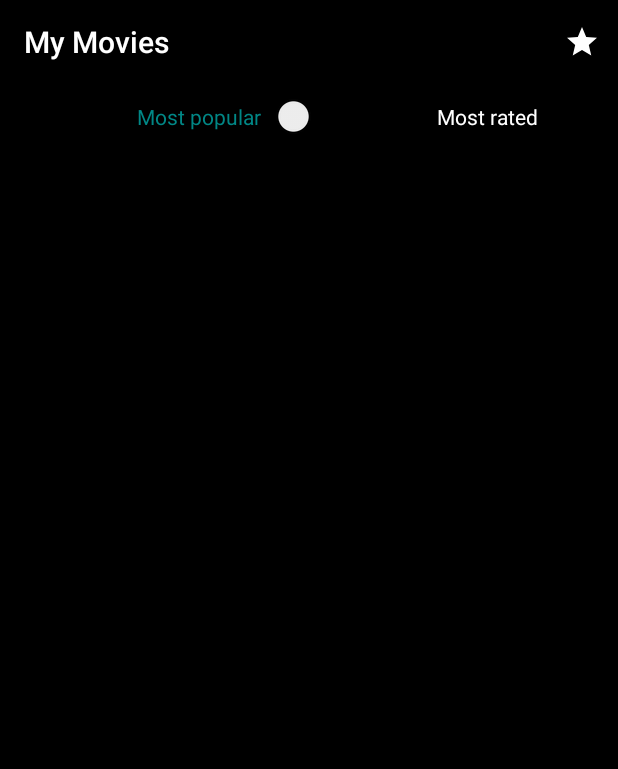
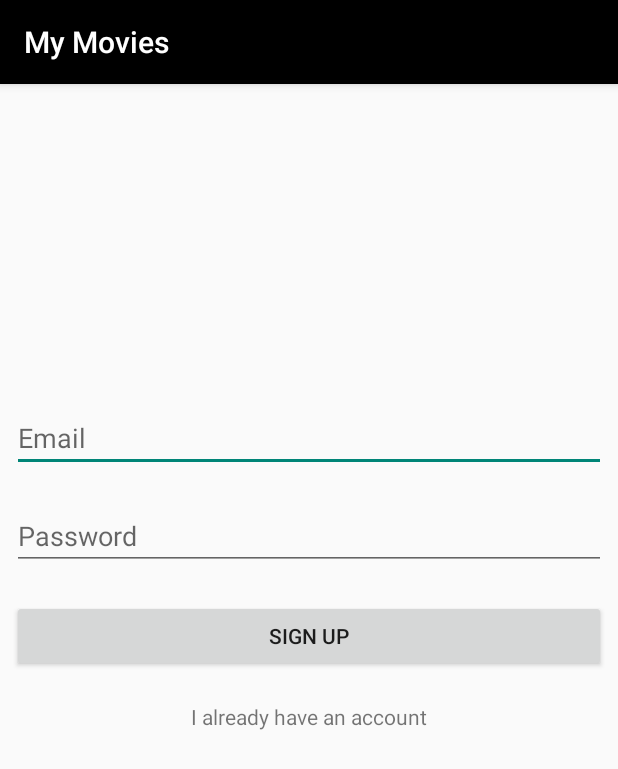
Before and after one commit to LHLHLHE/MyMovies, an Android app: the screen it shows after launch (MainActivity before the commit, SignUpActivity after it), on a phone screen of 412 x 824 dp. Shown: the top 769 px of the screen. Run offline under Robolectric (Android 15) with nearby library versions, the phone set to English and light mode, and no system bars; our stand-ins replace Firebase (no records; nobody signed in at launch, a user with empty details on screens opened directly), Picasso, Room's generated code; pictures from the network do not load.

Commit message:
Добавлена авторизация

```diff
--- a/app/src/main/java/com/me/mymovies/MainActivity.java
+++ b/app/src/main/java/com/me/mymovies/MainActivity.java
@@ -28,6 +28,7 @@ import android.widget.TextView;
 import com.google.android.material.bottomappbar.BottomAppBar;
 import com.google.android.material.bottomnavigation.BottomNavigationView;
 import com.google.android.material.navigation.NavigationBarView;
+import com.google.firebase.auth.FirebaseAuth;
 import com.me.mymovies.adapters.MovieAdapter;
 import com.me.mymovies.data.MainViewModel;
 import com.me.mymovies.data.Movie;
@@ -42,6 +43,8 @@ import java.util.List;
 import java.util.Locale;
 
 public class MainActivity extends AppCompatActivity implements LoaderManager.LoaderCallbacks<JSONObject> {
+
+    private FirebaseAuth mAuth;
 
     private RecyclerView recyclerViewPosters;
     private MovieAdapter movieAdapter;
@@ -73,14 +76,13 @@ public class MainActivity extends AppCompatActivity implements LoaderManager.Loa
     public boolean onOptionsItemSelected(@NonNull MenuItem item) {
         int id = item.getItemId();
         switch (id) {
-            case R.id.itemMain:
-                Intent intent = new Intent(this, MainActivity.class);
-                startActivity(intent);
-                break;
             case R.id.itemFavourite:
                 Intent intentToFavourite = new Intent(this, FavouriteActivity.class);
                 startActivity(intentToFavourite);
                 break;
+            case R.id.itemSignOut:
+                mAuth.signOut();
+                signOut();
         }
         return super.onOptionsItemSelected(item);
     }
@@ -96,6 +98,7 @@ public class MainActivity extends AppCompatActivity implements LoaderManager.Loa
     protected void onCreate(Bundle savedInstanceState) {
         super.onCreate(savedInstanceState);
         setContentView(R.layout.activity_main);
+        mAuth = FirebaseAuth.getInstance();
         lang = Locale.getDefault().getLanguage();
         spinner = findViewById(R.id.spinner);
         progressBarLoading = findViewById(R.id.progressBarLoading);
@@ -154,6 +157,9 @@ public class MainActivity extends AppCompatActivity implements LoaderManager.Loa
 
             }
         });
+         if (mAuth.getCurrentUser() == null) {
+             signOut();
+         }
     }
 
     public void onClickSetPopularity(View view) {
@@ -223,4 +229,9 @@ public class MainActivity extends AppCompatActivity implements LoaderManager.Loa
     public void onLoaderReset(@NonNull Loader<JSONObject> loader) {
 
     }
+
+    private void signOut() {
+        Intent intent = new Intent(MainActivity.this, SignUpActivity.class);
+        startActivity(intent);
+    }
 }
--- /dev/null
+++ b/app/src/main/java/com/me/mymovies/SignUpActivity.java
@@ -0,0 +1,61 @@
+package com.me.mymovies;
+
+import androidx.annotation.NonNull;
+import androidx.appcompat.app.AppCompatActivity;
+
+import android.content.Intent;
+import android.os.Bundle;
+import android.view.View;
+import android.widget.EditText;
+import android.widget.TextView;
+import android.widget.Toast;
+
+import com.google.android.gms.tasks.OnCompleteListener;
+import com.google.android.gms.tasks.Task;
+import com.google.firebase.auth.AuthResult;
+import com.google.firebase.auth.FirebaseAuth;
+
+public class SignUpActivity extends AppCompatActivity {
+
+    private FirebaseAuth mAuth;
+
+    private EditText editTextEmail;
+    private EditText editTextPassword;
+    private TextView textViewAlreadyHaveAccount;
+
+    @Override
+    protected void onCreate(Bundle savedInstanceState) {
+        super.onCreate(savedInstanceState);
+        setContentView(R.layout.activity_sign_up);
+        mAuth = FirebaseAuth.getInstance();
+        editTextEmail = findViewById(R.id.editTextEmailSignUp);
+        editTextPassword = findViewById(R.id.editTextPasswordSignUp);
+        textViewAlreadyHaveAccount = findViewById(R.id.textViewAlreadyHaveAccount);
+        textViewAlreadyHaveAccount.setOnClickListener(new View.OnClickListener() {
+            @Override
+            public void onClick(View view) {
+                Intent intent = new Intent(SignUpActivity.this, SignInActivity.class);
+                startActivity(intent);
+            }
+        });
+    }
+
+    public void onClickSignUp(View view) {
+        String email = editTextEmail.getText().toString().trim();
+        String password = editTextPassword.getText().toString().trim();
+        if (email.isEmpty() || password.isEmpty()) {
+            return;
+        }
+        mAuth.createUserWithEmailAndPassword(email, password).addOnCompleteListener(new OnCompleteListener<AuthResult>() {
+            @Override
+            public void onComplete(@NonNull Task<AuthResult> task) {
+                if (task.isSuccessful()) {
+                    Intent intent = new Intent(SignUpActivity.this, MainActivity.class);
+                    startActivity(intent);
+                } else {
+                    Toast.makeText(SignUpActivity.this, "Ошибка: " + task.getException(), Toast.LENGTH_SHORT).show();
+                }
+            }
+        });
+    }
+}
--- /dev/null
+++ b/app/src/main/res/layout/activity_sign_up.xml
@@ -0,0 +1,60 @@
+<?xml version="1.0" encoding="utf-8"?>
+<androidx.constraintlayout.widget.ConstraintLayout xmlns:android="http://schemas.android.com/apk/res/android"
+    xmlns:app="http://schemas.android.com/apk/res-auto"
+    xmlns:tools="http://schemas.android.com/tools"
+    android:id="@+id/textViewHaveAccaunt"
+    android:layout_width="match_parent"
+    android:layout_height="match_parent"
+    tools:context=".SignUpActivity">
+
+    <EditText
+        android:id="@+id/editTextEmailSignUp"
+        android:layout_width="0dp"
+        android:layout_height="wrap_content"
+        android:layout_marginHorizontal="8dp"
+        android:hint="@string/email"
+        android:ems="10"
+        android:inputType="textEmailAddress"
+        app:layout_constraintBottom_toBottomOf="parent"
+        app:layout_constraintEnd_toEndOf="parent"
+        app:layout_constraintHorizontal_bias="0.502"
+        app:layout_constraintStart_toStartOf="parent"
+        app:layout_constraintTop_toTopOf="parent"
+        app:layout_constraintVertical_bias="0.295" />
+
+    <EditText
+        android:id="@+id/editTextPasswordSignUp"
+        android:layout_width="0dp"
+        android:layout_height="wrap_content"
+        android:layout_marginHorizontal="8dp"
+        android:layout_marginTop="20dp"
+        android:hint="@string/password"
+        android:ems="10"
+        android:inputType="textPassword"
+        app:layout_constraintEnd_toEndOf="parent"
+        app:layout_constraintHorizontal_bias="0.502"
+        app:layout_constraintStart_toStartOf="parent"
+        app:layout_constraintTop_toBottomOf="@+id/editTextEmailSignUp" />
+
+    <Button
+        android:id="@+id/buttonSignUp"
+        android:layout_width="0dp"
+        android:layout_height="wrap_content"
+        android:layout_marginHorizontal="8dp"
+        android:layout_marginTop="20dp"
+        android:text="@string/sign_up"
+        android:onClick="onClickSignUp"
+        app:layout_constraintEnd_toEndOf="parent"
+        app:layout_constraintStart_toStartOf="parent"
+        app:layout_constraintTop_toBottomOf="@+id/editTextPasswordSignUp" />
+
+    <TextView
+        android:id="@+id/textViewAlreadyHaveAccount"
+        android:layout_width="wrap_content"
+        android:layout_height="wrap_content"
+        android:layout_marginTop="20dp"
+        android:text="@string/already_have_account"
+        app:layout_constraintEnd_toEndOf="parent"
+        app:layout_constraintStart_toStartOf="parent"
+        app:layout_constraintTop_toBottomOf="@+id/buttonSignUp" />
+</androidx.constraintlayout.widget.ConstraintLayout>
--- a/app/src/main/res/menu/main_menu.xml
+++ b/app/src/main/res/menu/main_menu.xml
@@ -9,4 +9,10 @@
         android:enabled="true"
         app:showAsAction="ifRoom"/>
 
+    <item
+        android:title="Sign Out"
+        android:id="@+id/itemSignOut"
+        android:enabled="true"
+        app:showAsAction="ifRoom"/>
+
 </menu>
--- a/app/src/main/res/values/strings.xml
+++ b/app/src/main/res/values/strings.xml
@@ -14,6 +14,11 @@
     <string name="description">Description:</string>
     <string name="title">Title:</string>
     <string name="add_to_favourite">\"Add to Favorites\" button</string>
+    <string name="already_have_account">I already have an account</string>
+    <string name="sign_up">Sign Up</string>
+    <string name="sign_in">Sign In</string>
+    <string name="email">Email</string>
+    <string name="password">Password</string>
 
     <string-array name="methods_of_sort">
         <item>Most popular</item>
--- a/build.gradle
+++ b/build.gradle
@@ -1,4 +1,10 @@
 // Top-level build file where you can add configuration options common to all sub-projects/modules.
+buildscript {
+    dependencies {
+        classpath 'com.google.gms:google-services:4.3.10'
+    }
+}
+
 plugins {
     id 'com.android.application' version '7.1.2' apply false
     id 'com.android.library' version '7.1.2' apply false
```
Also changed, not shown: app/build.gradle (+13 -0 lines), app/src/main/AndroidManifest.xml (+7 -1 lines), app/src/main/java/com/me/mymovies/SignInActivity.java (added, +62 -0 lines), app/src/main/res/layout/activity_sign_in.xml (added, +60 -0 lines), 2 other files.
